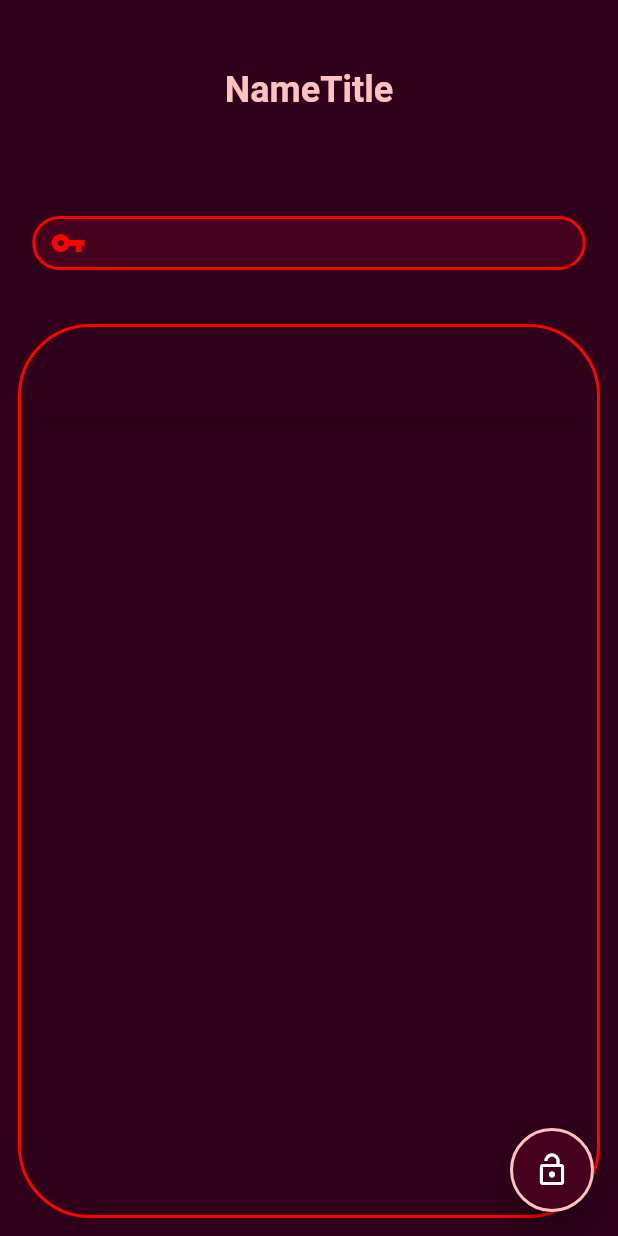
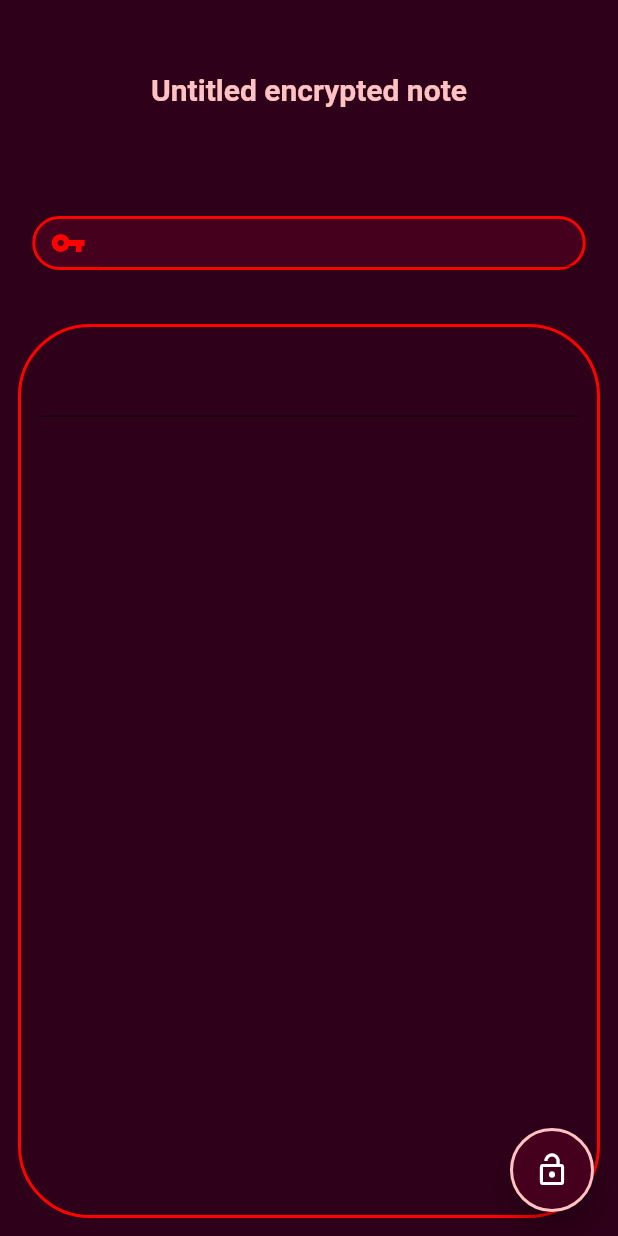
Before and after one commit to MaxThanachai/encrypted-note, a Flutter app: the screen it shows after launch, after a tap on the "lock outline" icon, on a phone screen of 412 x 824 dp. Run offline on Flutter 3.47's test engine with Material 2 defaults, Android fonts, the phone set to English and light mode, and no system bars; our stand-ins replace flutter_secure_storage; missing offline and left inert: encrypt.

Commit message:
✨ introduce flutter secure storage :smoking:

```diff
--- a/encrypted_note/lib/screens/notepad/notepad.dart
+++ b/encrypted_note/lib/screens/notepad/notepad.dart
@@ -1,5 +1,6 @@
+import 'package:flutter/material.dart';
 import 'package:encrypted_note/const/color.dart';
-import 'package:flutter/material.dart';
+import 'package:flutter_secure_storage/flutter_secure_storage.dart';
 
 import 'package:encrypt/encrypt.dart' as encrypt;
 
@@ -12,10 +13,12 @@ class MyHomePage extends StatefulWidget {
 }
 
 class _MyHomePageState extends State<MyHomePage> {
+  final storage = new FlutterSecureStorage();
+
   TextEditingController noteController = TextEditingController();
   TextEditingController keyController = TextEditingController();
 
-  bool isEncrypted = false;
+  bool isEncrypted = true;
 
   final iv = encrypt.IV.fromLength(8);
 
@@ -23,6 +26,20 @@ class _MyHomePageState extends State<MyHomePage> {
   Color borderColor = blueNeon;
   Color fillColor = blueDark;
   Color backgroundColor = blueBlack;
+
+  Future<void> loadNote() async {
+    String? note = await storage.read(key: 'untitledEncryptedNote');
+    if (note == null) return;
+    print('cannot read note');
+    setState(() {
+      noteController.text = note;
+    });
+  }
+
+  Future<void> saveNote(String note) async {
+    print('Saving . . .');
+    return storage.write(key: 'untitledEncryptedNote', value: note);
+  }
 
   String encrypting(String plainText) {
     encrypt.Key key = encrypt.Key.fromUtf8(keyController.text);
@@ -39,25 +56,39 @@ class _MyHomePageState extends State<MyHomePage> {
     return encrypter.decrypt(encrypted, iv: iv);
   }
 
+  // void switchColorTheme() {
+  //   setState(() {
+  //     textColor = isEncrypted ? blueWhite : redWhite;
+  //     borderColor = isEncrypted ? blueNeon : redNeon;
+  //     fillColor = isEncrypted ? blueDark : redDark;
+  //     backgroundColor = isEncrypted ? blueBlack : redBlack;
+  //   });
+  // }
+
   void switchColorTheme() {
-    textColor = isEncrypted ? blueWhite : redWhite;
-    borderColor = isEncrypted ? blueNeon : redNeon;
-    fillColor = isEncrypted ? blueDark : redDark;
-    backgroundColor = isEncrypted ? blueBlack : redBlack;
+    setState(() {
+      textColor = isEncrypted ? blueWhite : redWhite;
+      borderColor = isEncrypted ? blueNeon : redNeon;
+      fillColor = isEncrypted ? blueDark : redDark;
+      backgroundColor = isEncrypted ? blueBlack : redBlack;
+    });
   }
 
-  void toggleEncrypting() {
+  void toggleEncrypting() async {
     List<String> splittedStr = noteController.text.split('"');
     String result = '';
 
     if (!isEncrypted) {
+      print('encrypting . . .');
       for (int i = 0; i < splittedStr.length; i++) {
         if (i % 2 != 0) {
           splittedStr[i] = '"' + encrypting(splittedStr[i]) + '"';
         }
         result += splittedStr[i];
       }
+      await saveNote(result);
     } else {
+      print('decrypting . . .');
       for (int i = 0; i < splittedStr.length; i++) {
         if (i % 2 != 0) {
           splittedStr[i] = '"' + decrypting(splittedStr[i]) + '"';
@@ -67,14 +98,16 @@ class _MyHomePageState extends State<MyHomePage> {
     }
 
     setState(() {
+      isEncrypted = !isEncrypted;
       switchColorTheme();
-      isEncrypted = !isEncrypted;
       noteController.text = result;
     });
   }
 
   @override
   void initState() {
+    loadNote();
+    switchColorTheme();
     super.initState();
   }
 
@@ -88,10 +121,10 @@ class _MyHomePageState extends State<MyHomePage> {
           Expanded(
             child: Center(
               child: Text(
-                'NameTitle',
+                'Untitled encrypted note',
                 style: TextStyle(
                   color: textColor,
-                  fontSize: 24,
+                  fontSize: 20,
                   fontWeight: FontWeight.bold,
                 ),
               ),
@@ -192,7 +225,7 @@ class _MyHomePageState extends State<MyHomePage> {
         shape: new CircleBorder(
           side: BorderSide(width: 2, color: textColor),
         ),
-        child: isEncrypted ? Icon(Icons.lock_open) : Icon(Icons.lock_outline),
+        child: isEncrypted ? Icon(Icons.lock_outline) : Icon(Icons.lock_open),
       ),
     );
   }
--- a/encrypted_note/pubspec.yaml
+++ b/encrypted_note/pubspec.yaml
@@ -21,6 +21,7 @@ environment:
   sdk: ">=2.12.0 <3.0.0"
 
 dependencies:
+  flutter_secure_storage: ^4.2.1
   encrypt: ^5.0.1
   flutter:
     sdk: flutter
```
Also changed, not shown: encrypted_note/pubspec.lock, 1 other file.
